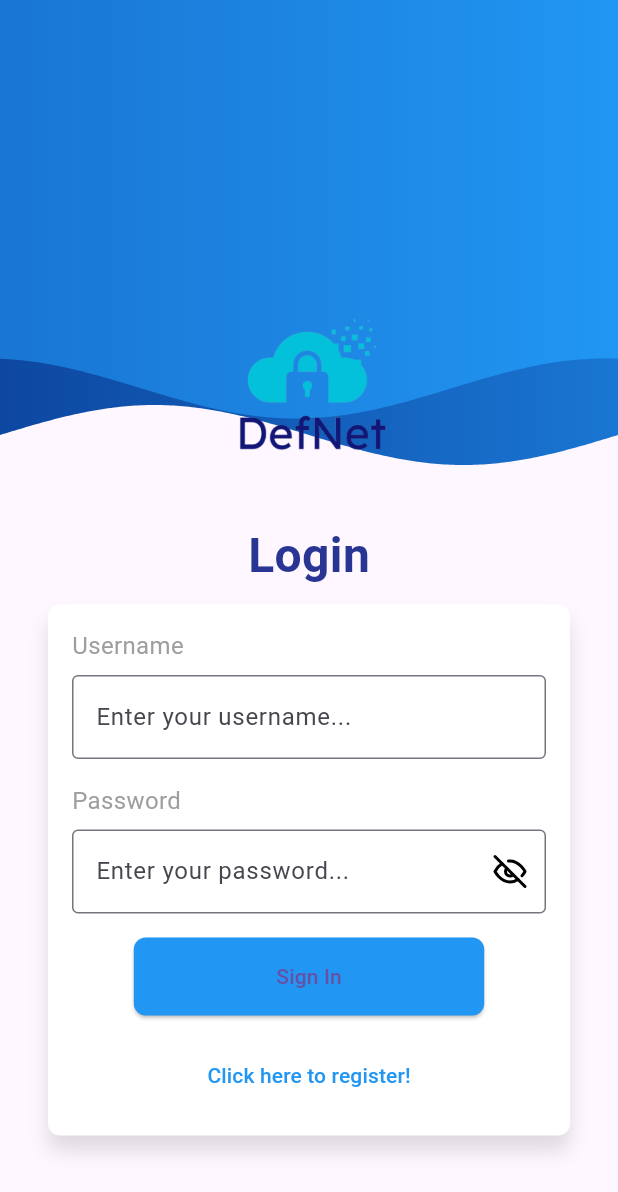
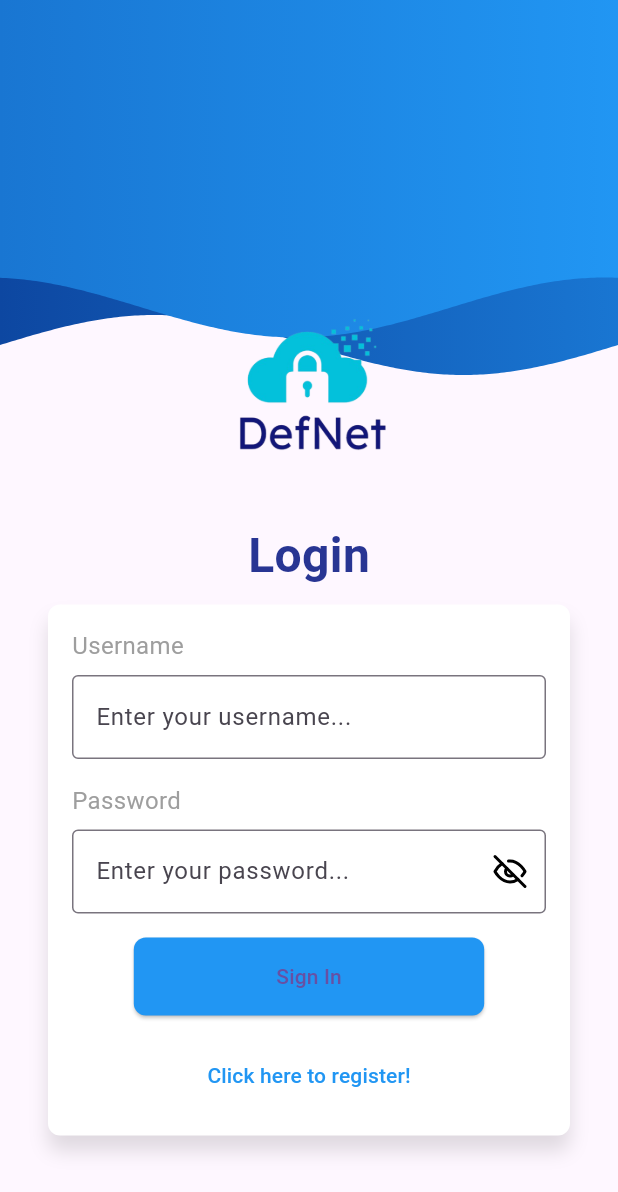
Before and after one commit to DefNet-Enterprise-Mobile-Application/EMAD2024-25-_DefNet-Front-End, a Flutter app: the screen it shows after launch, on a phone screen of 412 x 824 dp. Shown: the top 1192 px of the screen. Run offline on Flutter 3.47's test engine with Material 3 defaults, Android fonts, the phone set to English and light mode, and no system bars; drawn by our look-alikes of wave; our stand-ins replace curved_navigation_bar, flutter_dotenv, flutter_secure_storage, flutter_svg, font_awesome_flutter, get_it and 3 more; missing offline and left inert: network_info_plus, ping_discover_network_forked.

Commit message:
Update ellipse_custom.dart

```diff
--- a/lib/shared/components/shape_lines/ellipse_custom.dart
+++ b/lib/shared/components/shape_lines/ellipse_custom.dart
@@ -15,7 +15,7 @@ Widget EllipseUp() {
       children: [
         // Aggiungi il BackdropFilter per sfocare l'onda
         BackdropFilter(
-          filter: ImageFilter.blur(sigmaX: 4.0, sigmaY: 4.0), // Applica il blur
+          filter: ImageFilter.blur(sigmaX: 0.1, sigmaY: 0.1), // Applica il blur
           child: Container(
             color: Colors.transparent,
           ),
@@ -35,7 +35,7 @@ Widget EllipseUp() {
               gradientBegin: Alignment.centerLeft,
               gradientEnd: Alignment.centerRight,
             ),
-            size: const Size(double.infinity, 620), // Aumenta l'altezza
+            size: const Size(double.infinity, 500), // Aumenta l'altezza
             waveAmplitude: 10, // Incrementa per dare maggiore dinamismo
           ),
         ),
```
